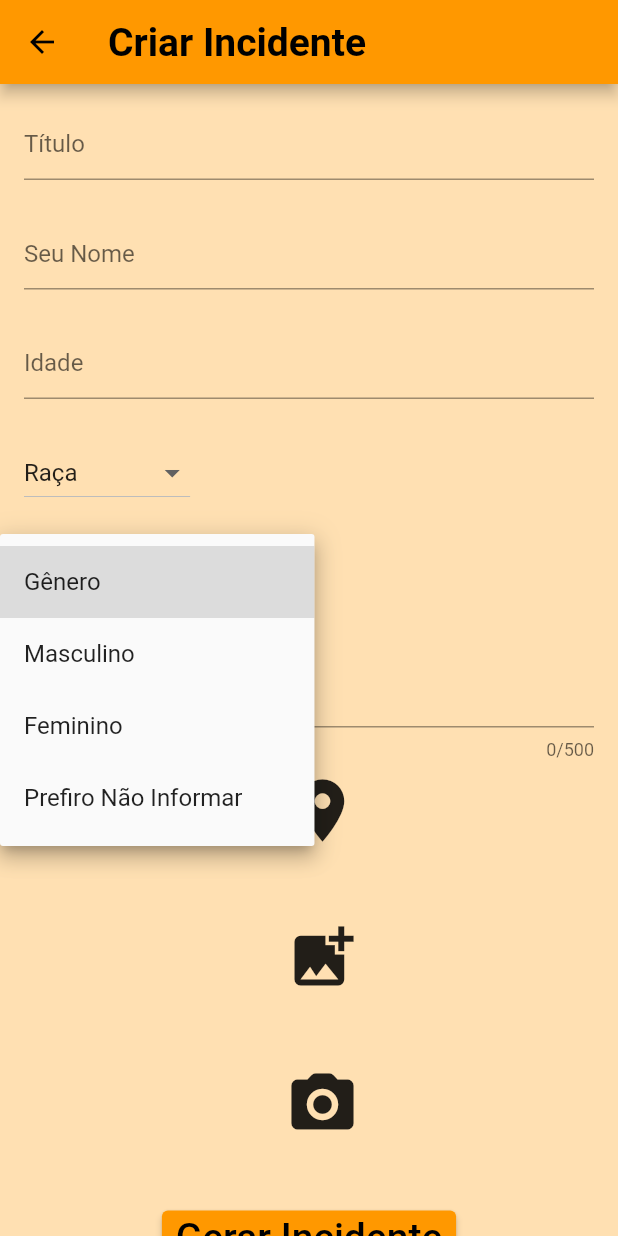
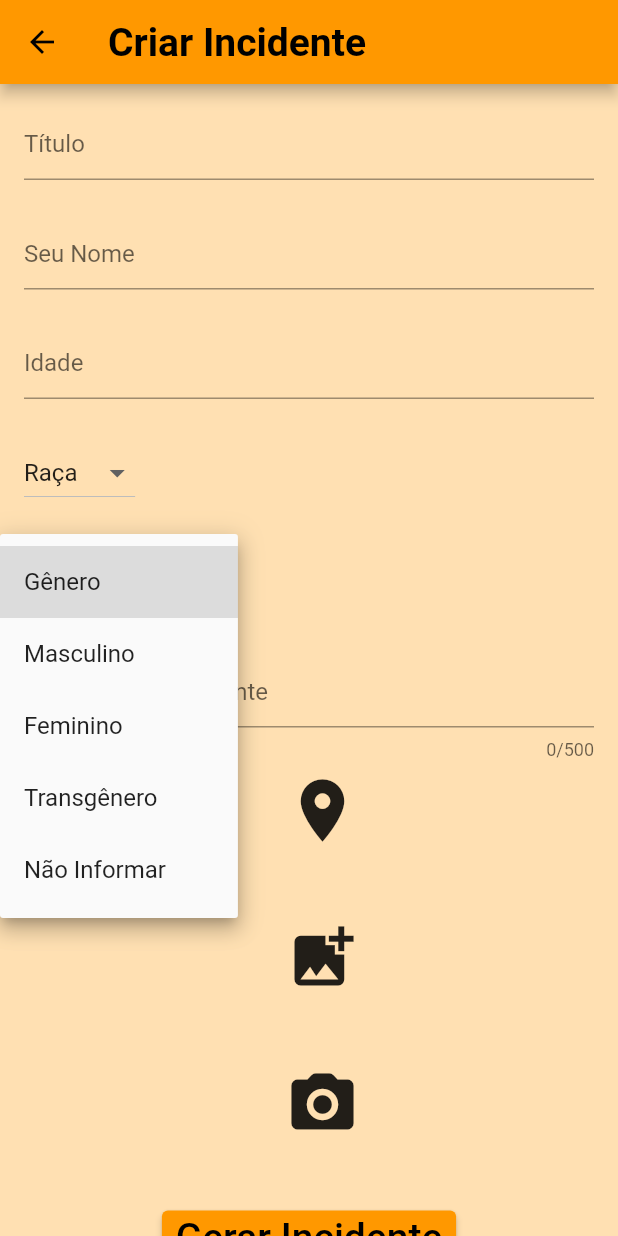
Before and after one commit to Iagolealfa/Cop-Incident, a Flutter app: the CreateIncidentScreen screen opened directly, after a tap on "Gênero", on a phone screen of 412 x 824 dp. Run offline on Flutter 3.47's test engine with Material 2 defaults, Android fonts, the phone set to English and light mode, and no system bars; our stand-ins replace cloud_firestore, firebase_auth, firebase_core, flutter_map, image_picker, latlong2; accounts and stored records are empty; Roboto replaces fonts that are missing (Bebes Neue, Orienta).

Commit message:
Adicionou o isVisible na class incident e adicionou na tela lista de incident a pegar o incident JSON

```diff
--- a/incident/lib/criarIncidente.dart
+++ b/incident/lib/criarIncidente.dart
@@ -87,6 +87,7 @@ class _CreateIncidentScreenState extends State<CreateIncidentScreen> {
     titulo: '',
     nome: '',
     idade: 0,
+    isVisible: true,
     genero: 'Gênero',
     raca: 'Raça',
     descricao: '',
@@ -171,25 +172,14 @@ class _CreateIncidentScreenState extends State<CreateIncidentScreen> {
                       _incident.raca = newValue ?? "Raça";
                     });
                   },
-                  items: <String>['Raça', 'Branco', 'Preto/Pardo', 'Outro']
+                  items: <String>['Raça', 'Branco', 'Preto', 'Pardo', 'Outro']
                       .map<DropdownMenuItem<String>>((String value) {
                     return DropdownMenuItem<String>(
                       value: value,
                       child: Text(value),
                     );
                   }).toList(),
-                )
-/*
-                TextFormField(
-                  decoration: InputDecoration(hintText: 'Raça'),
-                  validator: _validateField,
-                  onChanged: (value) {
-                    setState(() {
-                      _incident.raca = value;
-                    });
-                  },
-                )*/
-                ,
+                ),
                 SizedBox(height: 25),
                 DropdownButton<String>(
                   value: _incident.genero,
@@ -202,26 +192,15 @@ class _CreateIncidentScreenState extends State<CreateIncidentScreen> {
                     'Gênero',
                     'Masculino',
                     'Feminino',
-                    'Prefiro Não Informar'
+                    'Transgênero',
+                    'Não Informar'
                   ].map<DropdownMenuItem<String>>((String value) {
                     return DropdownMenuItem<String>(
                       value: value,
                       child: Text(value),
                     );
                   }).toList(),
-                )
-
-                /*
-                TextFormField(
-                  decoration: InputDecoration(hintText: 'Gênero'),
-                  validator: _validateField,
-                  onChanged: (value) {
-                    setState(() {
-                      _incident.genero = value;
-                    });
-                  },
-                )*/
-                ,
+                ),
                 SizedBox(height: 25),
                 TextFormField(
                   decoration:
@@ -300,6 +279,7 @@ class Incident {
   String titulo;
   String nome;
   int idade;
+  bool isVisible;
   String genero;
   String raca;
   String descricao;
@@ -310,6 +290,7 @@ class Incident {
     required this.titulo,
     required this.nome,
     required this.idade,
+    required this.isVisible,
     required this.genero,
     required this.raca,
     required this.descricao,
@@ -321,6 +302,7 @@ class Incident {
       'titulo': titulo,
       'nome': nome,
       'idade': idade,
+      'isVisible': isVisible,
       'genero': genero,
       'raca': raca,
       'descricao': descricao,
@@ -335,6 +317,7 @@ class Incident {
       titulo: json['titulo'],
       nome: json['nome'],
       idade: json['idade'],
+      isVisible: json['isVisible'],
       genero: json['genero'],
       raca: json['raca'],
       descricao: json['descricao'],
```
Also changed, not shown: incident/lib/listaIncidentes.dart (+16 -15 lines), incident/lib/main.dart (+1 -6 lines).
